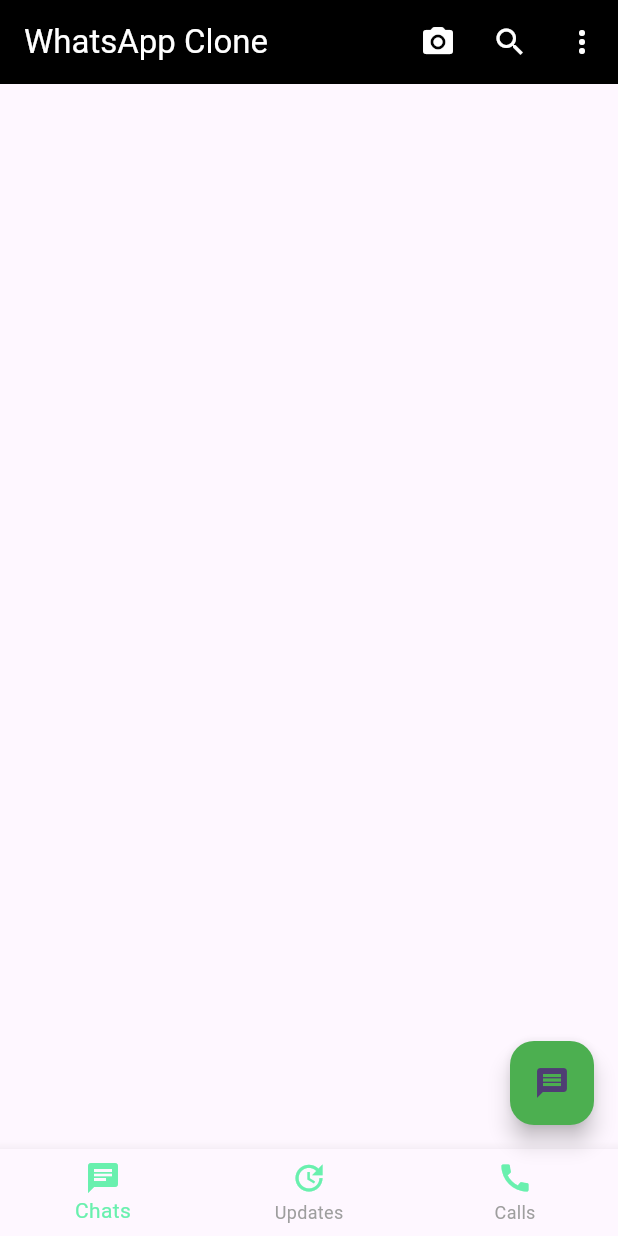
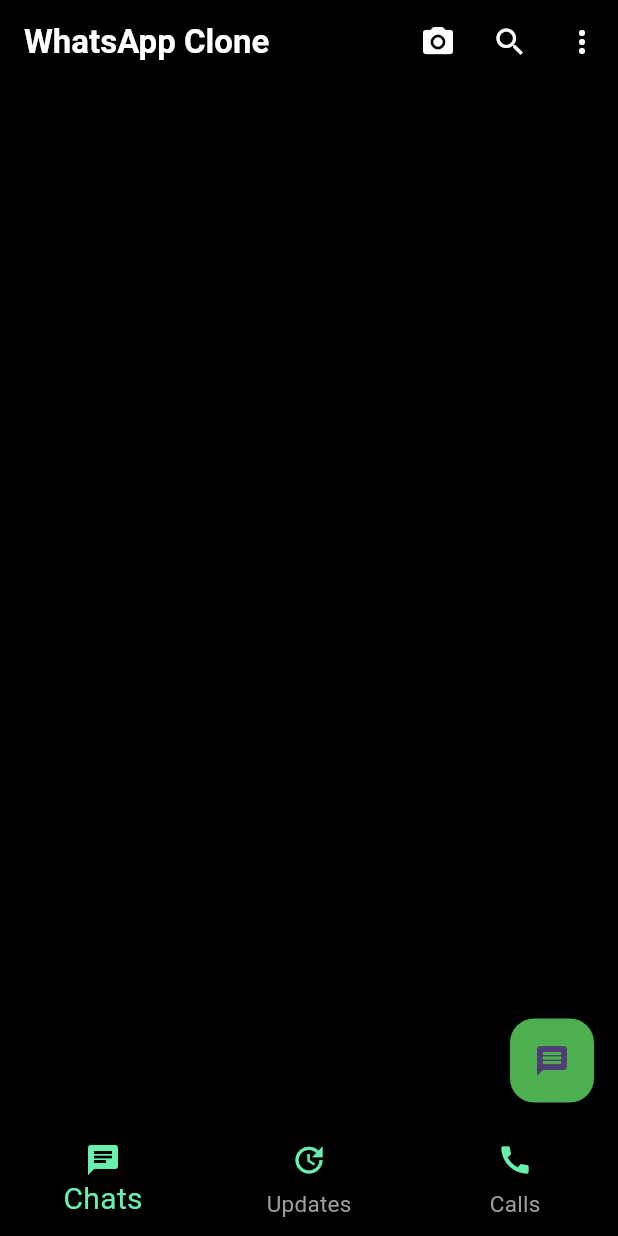
Before and after one commit to Wazid-Hossain/wa_ui, a Flutter app: the screen it shows after launch, on a phone screen of 412 x 824 dp. Run offline on Flutter 3.47's test engine with Material 3 defaults, Android fonts, the phone set to English and light mode, and no system bars.

Commit message:
background color changed

```diff
--- a/lib/home.dart
+++ b/lib/home.dart
@@ -6,10 +6,13 @@
   @override
   Widget build(BuildContext context) {
     return Scaffold(
+      backgroundColor: Colors.black,
       appBar: AppBar(
         elevation: 0,
-        title:
-            const Text('WhatsApp Clone', style: TextStyle(color: Colors.white)),
+        title: const Text(
+          'WhatsApp Clone',
+          style: TextStyle(color: Colors.white, fontWeight: FontWeight.bold),
+        ),
         backgroundColor: Colors.black,
         //for add more button in appbar usings actions
         actions: [
@@ -64,6 +67,9 @@
         ],
         selectedItemColor: Colors.greenAccent,
         unselectedItemColor: Colors.grey,
+        selectedFontSize: 20,
+        unselectedFontSize: 15,
+        backgroundColor: Colors.black,
       ),
     );
   }
```
